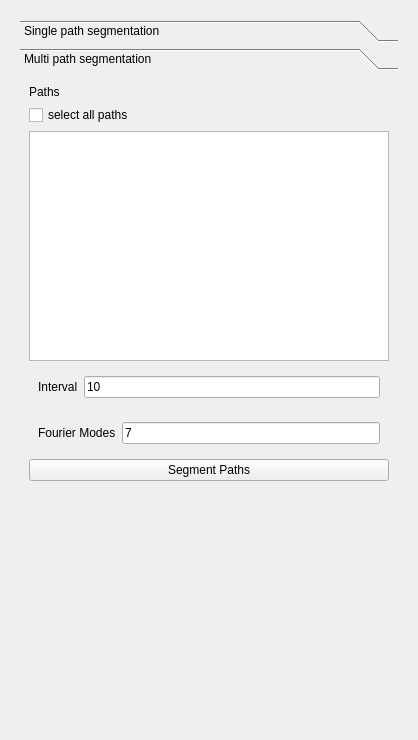
Qt form Code/Source/sv4gui/Plugins/org.sv.gui.qt.segmentation/sv4gui_Seg2DEdit.ui (SimVascular/SimVascular) before a commit.
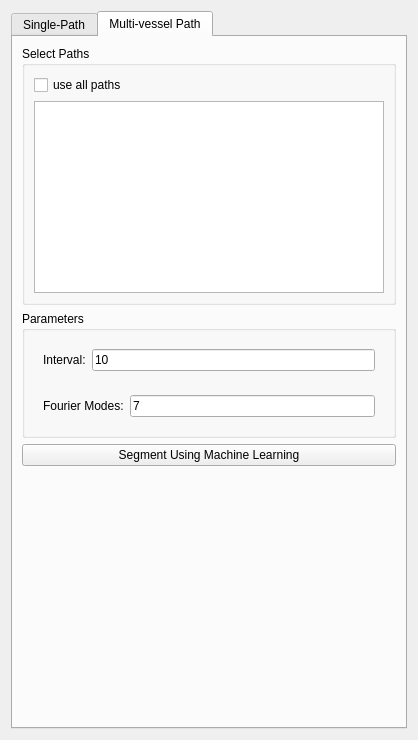
The same form after that commit. The open tabs and pages were chosen to show the change. Custom widgets are drawn as their Qt base class.

Commit message:
BUG: neural network in the wrong directory under sv_ml
DEV: cleaned up 2-d segmentation windows using tabs

```diff
--- a/Code/Source/sv4gui/Plugins/org.sv.gui.qt.segmentation/sv4gui_Seg2DEdit.ui
+++ b/Code/Source/sv4gui/Plugins/org.sv.gui.qt.segmentation/sv4gui_Seg2DEdit.ui
@@ -13,28 +13,17 @@
   <property name="windowTitle">
    <string>Form</string>
   </property>
-  <layout class="QVBoxLayout" name="verticalLayout_5">
+  <layout class="QHBoxLayout" name="horizontalLayout_11">
    <item>
-    <widget class="QWidget" name="widget_9" native="true">
-     <layout class="QVBoxLayout" name="verticalLayout_7">
-      <item>
-       <widget class="QToolBox" name="segToolbox">
+    <widget class="QTabWidget" name="tabWidget">
         <property name="currentIndex">
-         <number>1</number>
-        </property>
-        <widget class="QWidget" name="page_2">
-         <property name="geometry">
-          <rect>
-           <x>0</x>
-           <y>0</y>
-           <width>393</width>
-           <height>654</height>
-          </rect>
-         </property>
-         <attribute name="label">
-          <string>Single path segmentation</string>
-         </attribute>
-         <layout class="QVBoxLayout" name="verticalLayout">
+      <number>0</number>
+     </property>
+     <widget class="QWidget" name="tab">
+      <attribute name="title">
+       <string>Single-Path</string>
+      </attribute>
+      <layout class="QVBoxLayout" name="verticalLayout_5">
           <item>
            <widget class="QWidget" name="widget_8" native="true">
             <property name="sizePolicy">
@@ -797,43 +786,55 @@
           </item>
          </layout>
         </widget>
-        <widget class="QWidget" name="page">
-         <property name="geometry">
-          <rect>
-           <x>0</x>
-           <y>0</y>
-           <width>382</width>
-           <height>642</height>
-          </rect>
-         </property>
-         <attribute name="label">
-          <string>Multi path segmentation</string>
-         </attribute>
-         <layout class="QVBoxLayout" name="verticalLayout_6">
+     <widget class="QWidget" name="tab_2">
+      <attribute name="title">
+       <string>Multi-vessel Path</string>
+      </attribute>
+      <layout class="QVBoxLayout" name="verticalLayout">
           <item>
-           <widget class="QLabel" name="label_7">
-            <property name="text">
-             <string>Paths</string>
-            </property>
-           </widget>
-          </item>
+        <widget class="QGroupBox" name="groupBox">
+         <property name="title">
+          <string>Select Paths</string>
+         </property>
+         <layout class="QVBoxLayout" name="verticalLayout_7">
           <item>
            <widget class="QCheckBox" name="selectAllPathsCheckBox">
             <property name="text">
-             <string>select all paths</string>
+             <string>use all paths</string>
             </property>
            </widget>
           </item>
           <item>
            <widget class="QListWidget" name="pathList"/>
           </item>
+         </layout>
+        </widget>
+       </item>
+       <item>
+        <widget class="QGroupBox" name="groupBox_3">
+         <property name="title">
+          <string>Parameters</string>
+         </property>
+         <layout class="QVBoxLayout" name="verticalLayout_6">
           <item>
            <widget class="QWidget" name="widget_10" native="true">
+            <property name="sizePolicy">
+             <sizepolicy hsizetype="Expanding" vsizetype="Preferred">
+              <horstretch>0</horstretch>
+              <verstretch>0</verstretch>
+             </sizepolicy>
+            </property>
             <layout class="QHBoxLayout" name="horizontalLayout_6">
              <item>
               <widget class="QLabel" name="intervalLabel">
+               <property name="minimumSize">
+                <size>
+                 <width>20</width>
+                 <height>0</height>
+                </size>
+               </property>
                <property name="text">
-                <string>Interval</string>
+                <string>Interval:</string>
                </property>
               </widget>
              </item>
@@ -849,11 +850,23 @@
           </item>
           <item>
            <widget class="QWidget" name="widget_11" native="true">
+            <property name="sizePolicy">
+             <sizepolicy hsizetype="Expanding" vsizetype="Preferred">
+              <horstretch>0</horstretch>
+              <verstretch>0</verstretch>
+             </sizepolicy>
+            </property>
             <layout class="QHBoxLayout" name="horizontalLayout_10">
              <item>
               <widget class="QLabel" name="fourierLabel">
+               <property name="minimumSize">
+                <size>
+                 <width>20</width>
+                 <height>0</height>
+                </size>
+               </property>
                <property name="text">
-                <string>Fourier Modes</string>
+                <string>Fourier Modes:</string>
                </property>
               </widget>
              </item>
@@ -867,10 +880,13 @@
             </layout>
            </widget>
           </item>
+         </layout>
+        </widget>
+       </item>
           <item>
            <widget class="QPushButton" name="multiSegButton">
             <property name="text">
-             <string>Segment Paths</string>
+          <string>Segment Using Machine Learning</string>
             </property>
            </widget>
           </item>
@@ -889,9 +905,6 @@
           </item>
          </layout>
         </widget>
-       </widget>
-      </item>
-     </layout>
     </widget>
    </item>
   </layout>
```
Left out of the diff: 12 changed lines with no effect on the pictures. Lines whose indentation alone changed are shown as unchanged. The commit also changes 2 other files.
